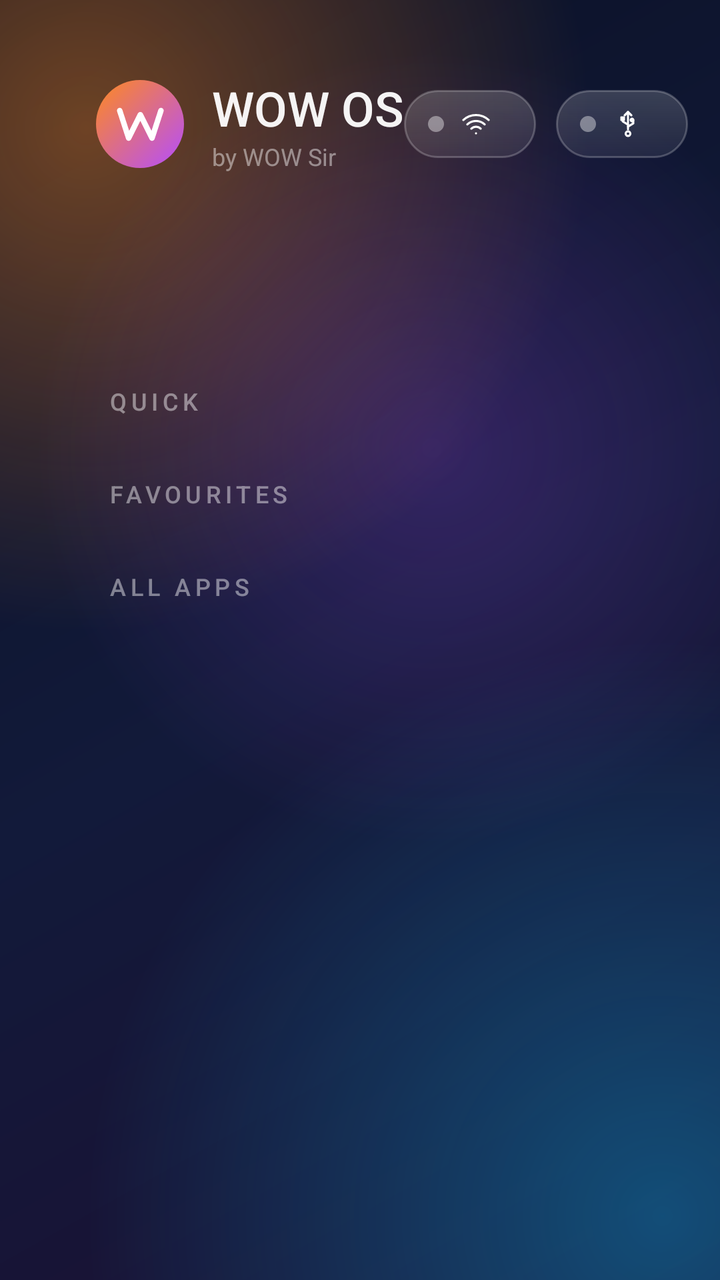
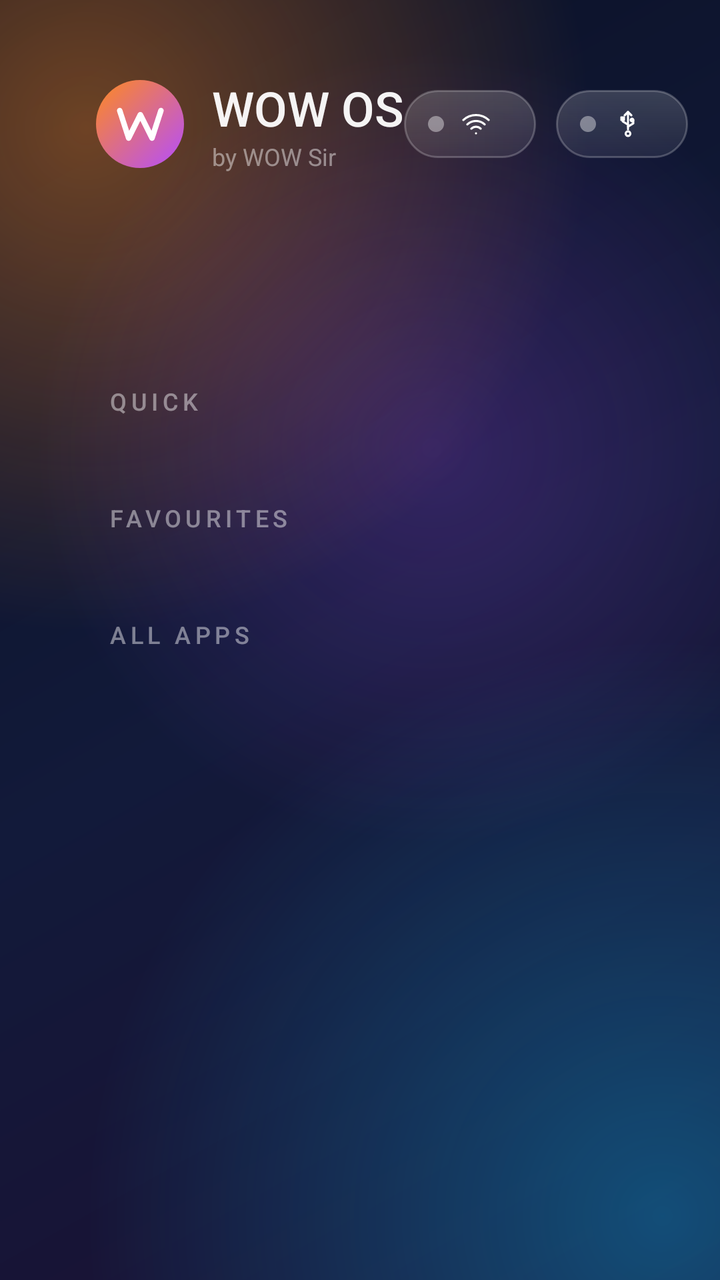

Compare the two renders of this Android layout. The source of the first and the diff that turns it into the second are given below.
<!-- AndroidManifest.xml: application theme WowTheme -->
<!-- res/layout/activity_home.xml -->
<?xml version="1.0" encoding="utf-8"?>
<ScrollView xmlns:android="http://schemas.android.com/apk/res/android"
    android:id="@+id/page"
    android:layout_width="match_parent"
    android:layout_height="match_parent"
    android:fillViewport="true"
    android:scrollbars="none">

<LinearLayout
    android:layout_width="match_parent"
    android:layout_height="wrap_content"
    android:clipChildren="false"
    android:clipToPadding="false"
    android:orientation="vertical"
    android:paddingStart="48dp"
    android:paddingTop="28dp"
    android:paddingEnd="48dp"
    android:paddingBottom="12dp">

    
    <LinearLayout
        android:layout_width="match_parent"
        android:layout_height="wrap_content"
        android:gravity="center_vertical"
        android:orientation="horizontal">

        <ImageView
            android:layout_width="44dp"
            android:layout_height="44dp"
            android:importantForAccessibility="no"
            android:src="@drawable/ic_launcher" />

        <LinearLayout
            android:layout_width="wrap_content"
            android:layout_height="wrap_content"
            android:layout_marginStart="14dp"
            android:orientation="vertical">

            <TextView
                android:layout_width="wrap_content"
                android:layout_height="wrap_content"
                android:fontFamily="sans-serif-medium"
                android:text="@string/app_name"
                android:textColor="@color/text"
                android:textSize="24sp" />

            <TextView
                android:layout_width="wrap_content"
                android:layout_height="wrap_content"
                android:text="@string/tagline"
                android:textColor="@color/text_faint"
                android:textSize="12sp" />
        </LinearLayout>

        <View
            android:layout_width="0dp"
            android:layout_height="1dp"
            android:layout_weight="1" />

        <LinearLayout style="@style/Chip">
            <ImageView android:id="@+id/net_dot" android:layout_width="8dp" android:layout_height="8dp" android:src="@drawable/dot_off" />
            <ImageView android:layout_width="16dp" android:layout_height="16dp" android:layout_marginStart="8dp" android:src="@drawable/ic_wifi" />
            <TextView android:id="@+id/net_text" style="@style/ChipText" />
        </LinearLayout>

        <LinearLayout style="@style/Chip">
            <ImageView android:id="@+id/usb_dot" android:layout_width="8dp" android:layout_height="8dp" android:src="@drawable/dot_off" />
            <ImageView android:layout_width="16dp" android:layout_height="16dp" android:layout_marginStart="8dp" android:src="@drawable/ic_usb" />
            <TextView android:id="@+id/usb_text" style="@style/ChipText" />
        </LinearLayout>

        <LinearLayout android:id="@+id/next_chip" style="@style/Chip" android:layout_marginEnd="24dp" android:visibility="gone">
            <ImageView android:layout_width="16dp" android:layout_height="16dp" android:src="@drawable/ic_bell" />
            <TextView android:id="@+id/next_text" style="@style/ChipText" android:maxWidth="260dp" android:singleLine="true" android:ellipsize="end" />
        </LinearLayout>

        <LinearLayout
            android:layout_width="wrap_content"
            android:layout_height="wrap_content"
            android:gravity="end"
            android:orientation="vertical">

            <TextClock
                android:layout_width="wrap_content"
                android:layout_height="wrap_content"
                android:fontFamily="sans-serif-light"
                android:format12Hour="h:mm"
                android:format24Hour="HH:mm"
                android:textColor="@color/text"
                android:textSize="38sp" />

            <TextClock
                android:layout_width="wrap_content"
                android:layout_height="wrap_content"
                android:format12Hour="EEEE, d MMMM"
                android:format24Hour="EEEE, d MMMM"
                android:textColor="@color/text_dim"
                android:textSize="13sp" />
        </LinearLayout>
    </LinearLayout>

    
    <TextView
        android:id="@+id/greet"
        android:layout_width="wrap_content"
        android:layout_height="wrap_content"
        android:layout_marginStart="4dp"
        android:layout_marginTop="18dp"
        android:fontFamily="sans-serif-light"
        android:textColor="@color/text"
        android:textSize="30sp" />

    <TextView
        android:id="@+id/message"
        android:layout_width="wrap_content"
        android:layout_height="wrap_content"
        android:layout_marginStart="4dp"
        android:layout_marginTop="2dp"
        android:maxLines="2"
        android:maxWidth="900dp"
        android:textColor="@color/text_dim"
        android:textSize="16sp"
        android:textStyle="italic" />

    
    <TextView android:id="@+id/sec_inputs" style="@style/Section" android:layout_marginTop="14dp" android:text="@string/sec_inputs" android:visibility="gone" />

    <HorizontalScrollView
        android:id="@+id/inputs_scroll"
        android:layout_width="match_parent"
        android:layout_height="wrap_content"
        android:clipChildren="false"
        android:clipToPadding="false"
        android:paddingTop="12dp"
        android:paddingBottom="12dp"
        android:scrollbars="none"
        android:visibility="gone">

        <LinearLayout
            android:id="@+id/inputs_row"
            android:layout_width="wrap_content"
            android:layout_height="wrap_content"
            android:clipChildren="false"
            android:orientation="horizontal"
            android:paddingStart="6dp"
            android:paddingEnd="6dp" />
    </HorizontalScrollView>

    
    <TextView style="@style/Section" android:layout_marginTop="14dp" android:text="@string/sec_quick" />

    <HorizontalScrollView
        android:id="@+id/quick_scroll"
        android:layout_width="match_parent"
        android:layout_height="wrap_content"
        android:clipChildren="false"
        android:clipToPadding="false"
        android:paddingTop="12dp"
        android:paddingBottom="12dp"
        android:scrollbars="none">

        <LinearLayout
            android:id="@+id/quick_row"
            android:layout_width="wrap_content"
            android:layout_height="wrap_content"
            android:clipChildren="false"
            android:orientation="horizontal"
            android:paddingStart="6dp"
            android:paddingEnd="6dp" />
    </HorizontalScrollView>

    
    <TextView style="@style/Section" android:layout_marginTop="6dp" android:text="@string/sec_favs" />

    <HorizontalScrollView
        android:id="@+id/fav_scroll"
        android:layout_width="match_parent"
        android:layout_height="wrap_content"
        android:clipChildren="false"
        android:clipToPadding="false"
        android:paddingTop="12dp"
        android:paddingBottom="12dp"
        android:scrollbars="none">

        <LinearLayout
            android:id="@+id/fav_row"
            android:layout_width="wrap_content"
            android:layout_height="wrap_content"
            android:clipChildren="false"
            android:orientation="horizontal"
            android:paddingStart="6dp"
            android:paddingEnd="6dp" />
    </HorizontalScrollView>

    <TextView
        android:id="@+id/fav_hint"
        android:layout_width="wrap_content"
        android:layout_height="wrap_content"
        android:layout_marginStart="6dp"
        android:layout_marginBottom="8dp"
        android:text="@string/fav_hint"
        android:textColor="@color/text_faint"
        android:textSize="13sp"
        android:visibility="gone" />

    
    <TextView style="@style/Section" android:layout_marginTop="6dp" android:text="@string/sec_all" />

    <HorizontalScrollView
        android:id="@+id/all_scroll"
        android:layout_width="match_parent"
        android:layout_height="wrap_content"
        android:clipChildren="false"
        android:clipToPadding="false"
        android:paddingTop="12dp"
        android:paddingBottom="12dp"
        android:scrollbars="none">

        <LinearLayout
            android:id="@+id/all_row"
            android:layout_width="wrap_content"
            android:layout_height="wrap_content"
            android:clipChildren="false"
            android:orientation="horizontal"
            android:paddingStart="6dp"
            android:paddingEnd="6dp" />
    </HorizontalScrollView>
</LinearLayout>
</ScrollView>
<!-- resources referenced by this layout -->
<resources>
  <color name="text">#F2FFFFFF</color>
  <color name="text_dim">#A6FFFFFF</color>
  <color name="text_faint">#73FFFFFF</color>
  <!-- drawable dot_off (drawable) -->
  <?xml version="1.0" encoding="utf-8"?>
  <shape xmlns:android="http://schemas.android.com/apk/res/android" android:shape="oval">
      <size android:width="8dp" android:height="8dp" />
      <solid android:color="#66FFFFFF" />
  </shape>
  <!-- drawable ic_launcher (drawable) -->
  <?xml version="1.0" encoding="utf-8"?>
  <layer-list xmlns:android="http://schemas.android.com/apk/res/android">
      <item>
          <shape android:shape="oval">
              <size android:width="48dp" android:height="48dp" />
              <gradient android:angle="315" android:startColor="#FF8A1E" android:endColor="#B44DFF" />
          </shape>
      </item>
      <item android:left="8dp" android:right="8dp" android:top="8dp" android:bottom="8dp" android:drawable="@drawable/logo_w" />
  </layer-list>
  <string name="app_name">WOW OS</string>
  <string name="fav_hint">Hold OK (or press Menu) on any app to pin it here</string>
  <string name="sec_all">ALL APPS</string>
  <string name="sec_favs">FAVOURITES</string>
  <string name="sec_inputs">INPUTS</string>
  <string name="sec_quick">QUICK</string>
  <string name="tagline">by WOW Sir</string>
  <style name="Chip">
          <item name="android:layout_width">wrap_content</item>
          <item name="android:layout_height">34dp</item>
          <item name="android:background">@drawable/glass_chip</item>
          <item name="android:gravity">center_vertical</item>
          <item name="android:orientation">horizontal</item>
          <item name="android:paddingStart">12dp</item>
          <item name="android:paddingEnd">14dp</item>
          <item name="android:layout_marginEnd">10dp</item>
      </style>
  <style name="ChipText">
          <item name="android:layout_width">wrap_content</item>
          <item name="android:layout_height">wrap_content</item>
          <item name="android:textColor">@color/text</item>
          <item name="android:textSize">13sp</item>
          <item name="android:layout_marginStart">8dp</item>
      </style>
  <style name="Section">
          <item name="android:layout_width">wrap_content</item>
          <item name="android:layout_height">wrap_content</item>
          <item name="android:textColor">@color/text_faint</item>
          <item name="android:textSize">12sp</item>
          <item name="android:letterSpacing">0.18</item>
          <item name="android:fontFamily">sans-serif-medium</item>
          <item name="android:layout_marginStart">6dp</item>
      </style>
  <style name="WowTheme" parent="@android:style/Theme.Material.NoActionBar.Fullscreen">
          <item name="android:windowBackground">@drawable/bg_wallpaper</item>
          <item name="android:windowShowWallpaper">false</item>
          <item name="android:colorAccent">#FF8A1E</item>
          <item name="android:windowAnimationStyle">@android:style/Animation.Activity</item>
      </style>
  <!-- drawable logo_w (drawable) -->
  <?xml version="1.0" encoding="utf-8"?>
  <vector xmlns:android="http://schemas.android.com/apk/res/android"
      android:width="48dp" android:height="48dp" android:viewportWidth="48" android:viewportHeight="48">
      <path android:pathData="M9,14l6.5,20l8.5,-17l8.5,17l6.5,-20" android:fillColor="#00000000"
          android:strokeColor="#FFFFFFFF" android:strokeWidth="4" android:strokeLineCap="round" android:strokeLineJoin="round" />
  </vector>
  <!-- drawable glass_chip (drawable) -->
  <?xml version="1.0" encoding="utf-8"?>
  <shape xmlns:android="http://schemas.android.com/apk/res/android">
      <corners android:radius="999dp" />
      <gradient android:angle="270" android:startColor="#2EFFFFFF" android:endColor="#12FFFFFF" />
      <stroke android:width="1dp" android:color="#38FFFFFF" />
  </shape>
  <!-- unchanged entries left out for length: 4 -->
</resources>

<!-- the commit's change to res/layout/activity_home.xml (unified diff, before → after) -->
@@ -3,6 +3,8 @@
     android:id="@+id/page"
     android:layout_width="match_parent"
     android:layout_height="match_parent"
+    android:clipChildren="false"
+    android:clipToPadding="false"
     android:fillViewport="true"
     android:scrollbars="none">
 
@@ -131,8 +133,8 @@
         android:layout_height="wrap_content"
         android:clipChildren="false"
         android:clipToPadding="false"
-        android:paddingTop="12dp"
-        android:paddingBottom="12dp"
+        android:paddingTop="18dp"
+        android:paddingBottom="18dp"
         android:scrollbars="none"
         android:visibility="gone">
 
@@ -142,8 +144,8 @@
             android:layout_height="wrap_content"
             android:clipChildren="false"
             android:orientation="horizontal"
-            android:paddingStart="6dp"
-            android:paddingEnd="6dp" />
+            android:paddingStart="30dp"
+            android:paddingEnd="30dp" />
     </HorizontalScrollView>
 
     
@@ -155,8 +157,8 @@
         android:layout_height="wrap_content"
         android:clipChildren="false"
         android:clipToPadding="false"
-        android:paddingTop="12dp"
-        android:paddingBottom="12dp"
+        android:paddingTop="18dp"
+        android:paddingBottom="18dp"
         android:scrollbars="none">
 
         <LinearLayout
@@ -165,8 +167,8 @@
             android:layout_height="wrap_content"
             android:clipChildren="false"
             android:orientation="horizontal"
-            android:paddingStart="6dp"
-            android:paddingEnd="6dp" />
+            android:paddingStart="30dp"
+            android:paddingEnd="30dp" />
     </HorizontalScrollView>
 
     
@@ -178,8 +180,8 @@
         android:layout_height="wrap_content"
         android:clipChildren="false"
         android:clipToPadding="false"
-        android:paddingTop="12dp"
-        android:paddingBottom="12dp"
+        android:paddingTop="18dp"
+        android:paddingBottom="18dp"
         android:scrollbars="none">
 
         <LinearLayout
@@ -188,8 +190,8 @@
             android:layout_height="wrap_content"
             android:clipChildren="false"
             android:orientation="horizontal"
-            android:paddingStart="6dp"
-            android:paddingEnd="6dp" />
+            android:paddingStart="30dp"
+            android:paddingEnd="30dp" />
     </HorizontalScrollView>
 
     <TextView
@@ -212,8 +214,8 @@
         android:layout_height="wrap_content"
         android:clipChildren="false"
         android:clipToPadding="false"
-        android:paddingTop="12dp"
-        android:paddingBottom="12dp"
+        android:paddingTop="18dp"
+        android:paddingBottom="18dp"
         android:scrollbars="none">
 
         <LinearLayout
@@ -222,8 +224,8 @@
             android:layout_height="wrap_content"
             android:clipChildren="false"
             android:orientation="horizontal"
-            android:paddingStart="6dp"
-            android:paddingEnd="6dp" />
+            android:paddingStart="30dp"
+            android:paddingEnd="30dp" />
     </HorizontalScrollView>
 </LinearLayout>
 </ScrollView>
